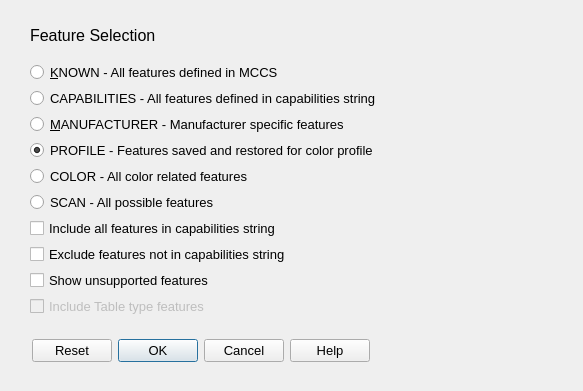
First picture: the form in src/option_dialogs/feature_selection_dialog.ui, repository rockowitz/ddcui, before the edit.
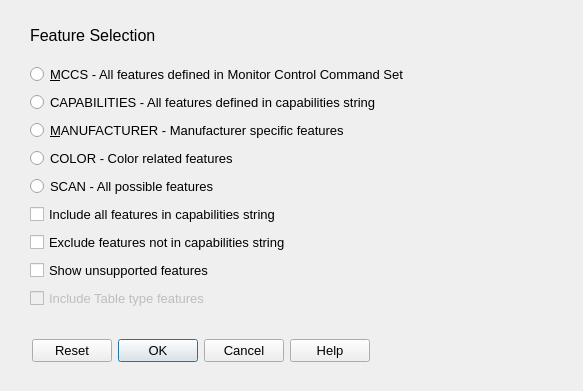
Second picture: the form after the edit.

Commit message: feature_selection_dialog.cpp/ui: - eliminate group profile

Patch:
```diff
--- a/src/option_dialogs/feature_selection_dialog.ui
+++ b/src/option_dialogs/feature_selection_dialog.ui
@@ -82,7 +82,7 @@
        <string>&lt;html&gt;&lt;head/&gt;&lt;body&gt;&lt;p&gt;This is tooltip text&lt;/p&gt;&lt;/body&gt;&lt;/html&gt;</string>
       </property>
       <property name="text">
-       <string>&amp;KNOWN - All features defined in MCCS</string>
+       <string>&amp;MCCS - All features defined in Monitor Control Command Set</string>
       </property>
      </widget>
     </item>
@@ -122,24 +122,6 @@
       </property>
      </widget>
     </item>
-    <item>
-     <widget class="QRadioButton" name="profile_radioButton">
-      <property name="font">
-       <font>
-        <pointsize>10</pointsize>
-        <weight>50</weight>
-        <italic>false</italic>
-        <bold>false</bold>
-       </font>
-      </property>
-      <property name="text">
-       <string>PROFILE - Features saved and restored for color profile</string>
-      </property>
-      <property name="checked">
-       <bool>true</bool>
-      </property>
-     </widget>
-    </item>
     <item>
      <widget class="QRadioButton" name="color_radioButton">
       <property name="font">
@@ -148,7 +130,7 @@
        </font>
       </property>
       <property name="text">
-       <string>COLOR - All color related features</string>
+       <string>COLOR - Color related features</string>
       </property>
      </widget>
     </item>
```
The commit also changes 1 other file.
